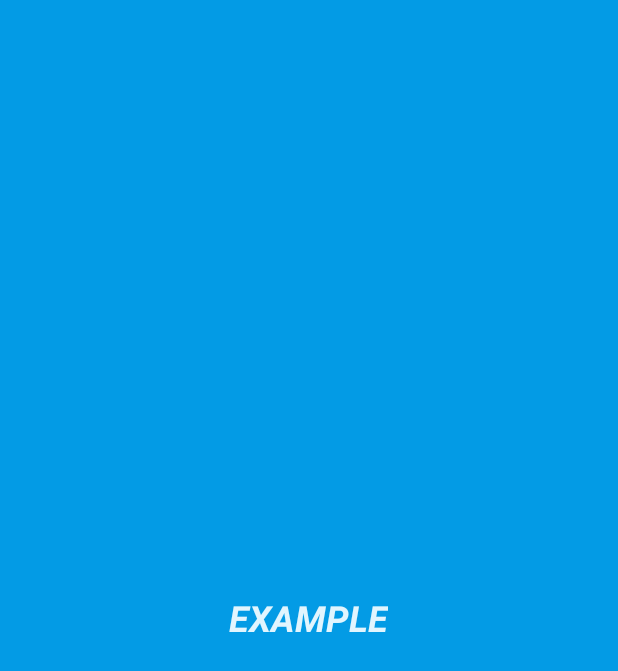
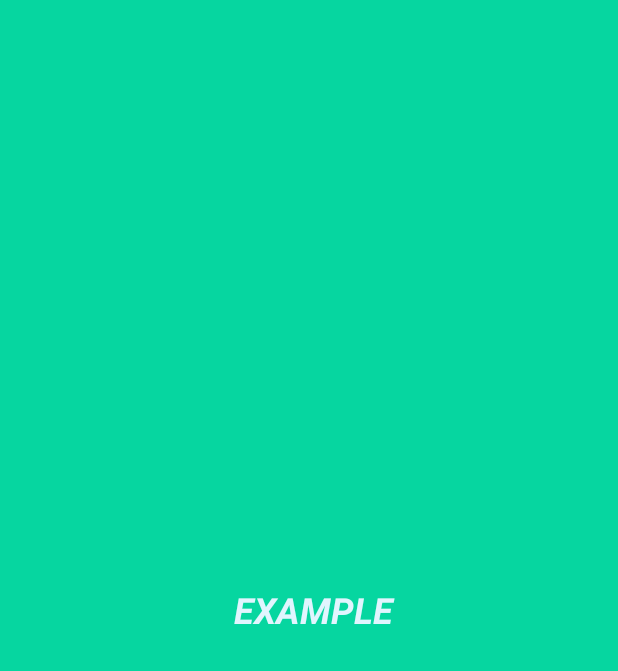
Before and after one commit to sawedvk/APBD-test, an Android app: the layout transaction_history.xml on its own in the app's theme, with its tools: preview values and no code run, on a phone screen of 412 x 824 dp. Shown: the top 671 px of the screen. Run offline under Robolectric (Android 15) with nearby library versions, the phone set to English and light mode, and no system bars; Roboto replaces fonts that are not available here.

Commit message:
mohon tampilannya akak

```diff
--- a/APBD/app/src/main/res/layout/transaction_history.xml
+++ b/APBD/app/src/main/res/layout/transaction_history.xml
@@ -1,21 +1,20 @@
-<RelativeLayout xmlns:android="http://schemas.android.com/apk/res/android"
+<LinearLayout xmlns:android="http://schemas.android.com/apk/res/android"
     android:layout_width="match_parent"
     android:layout_height="match_parent"
-    android:background="?attr/appWidgetBackgroundColor"
+    android:background="#06D6A0"
     android:padding="@dimen/widget_margin"
     android:theme="@style/ThemeOverlay.APBD.AppWidgetContainer">
 
     <TextView
         android:id="@+id/appwidget_text"
-        android:layout_width="wrap_content"
-        android:layout_height="wrap_content"
-        android:layout_centerHorizontal="true"
-        android:layout_centerVertical="true"
-        android:layout_margin="8dp"
-        android:background="?attr/appWidgetBackgroundColor"
+        android:layout_width="117dp"
+        android:layout_height="43dp"
+        android:layout_gravity="center"
+        android:layout_marginLeft="150dp"
         android:contentDescription="@string/appwidget_text"
         android:text="@string/appwidget_text"
+        android:textAlignment="center"
         android:textColor="?attr/appWidgetTextColor"
         android:textSize="24sp"
         android:textStyle="bold|italic" />
-</RelativeLayout>
+</LinearLayout>
```
